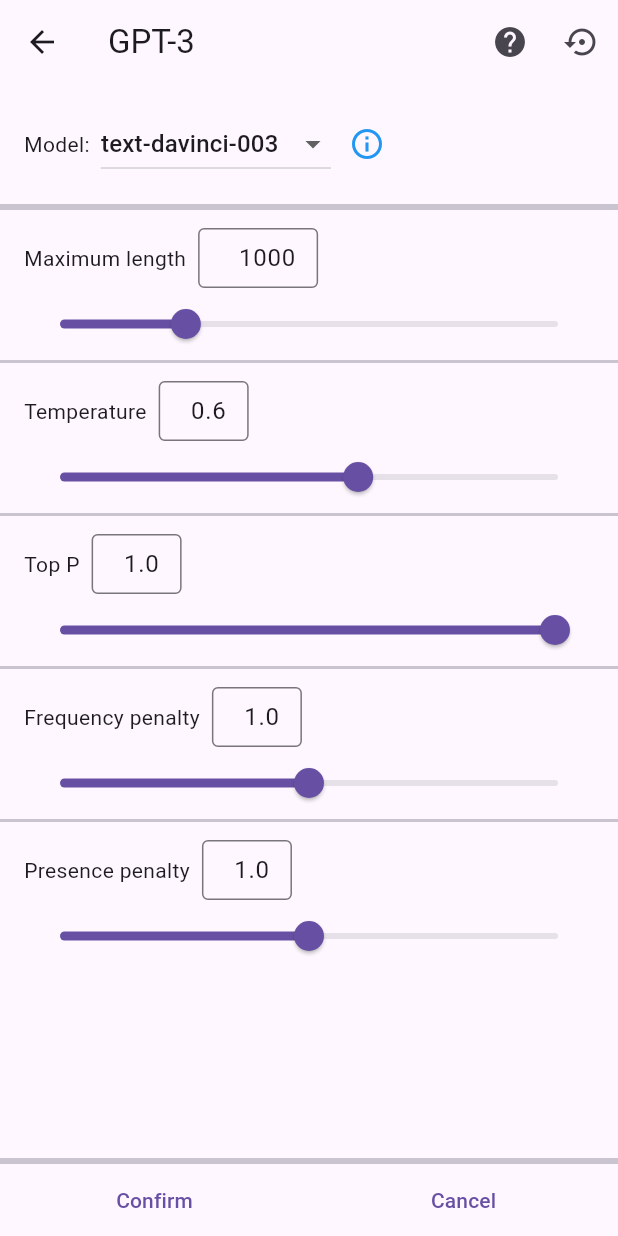
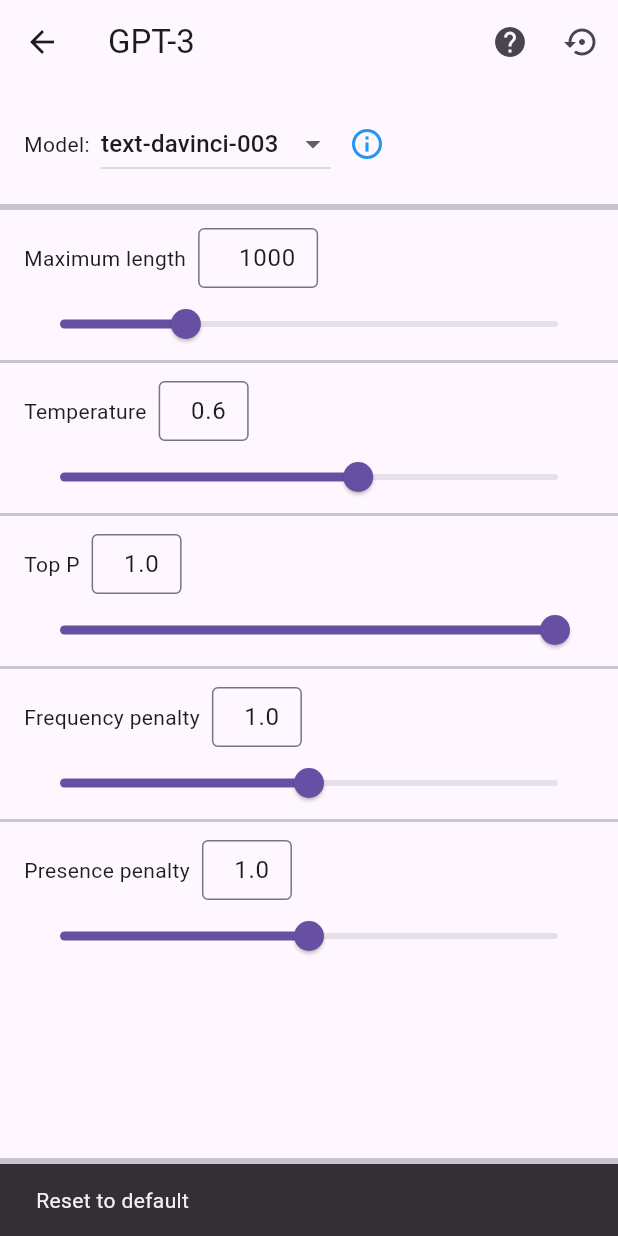
Before and after one commit to conghaonet/hao_chatgpt, a Flutter app: the CustomizeGpt3Page screen opened by its route, after a tap on the "settings backup restore" icon, on a phone screen of 412 x 824 dp. Run offline on Flutter 3.47's test engine with Material 2 defaults, Android fonts, the phone set to English and light mode, and no system bars; our stand-ins replace dio, flutter_riverpod, go_router, loading_animation_widget, logger, retrofit and 3 more; accounts and stored records are empty; generated files the repository leaves out were written again.

Commit message:
bug fixes

```diff
--- a/lib/l10n/intl_en.arb
+++ b/lib/l10n/intl_en.arb
@@ -37,7 +37,7 @@
   "default_": "Default",
   "duplicateApiKey": "Duplicate API key!",
   "appDescription": "An unofficial open-source ChatGPT application",
-
+  "resetToDefault": "Reset to default",
 
   "haoChat": "HaoChat",
   "openAI": "OpenAI",
--- a/lib/l10n/intl_zh.arb
+++ b/lib/l10n/intl_zh.arb
@@ -19,5 +19,6 @@
   "createdDate": "创建于: {date}",
   "default_": "默认",
   "duplicateApiKey": "重复的 API key！",
-  "appDescription": "一个非官方的开源 ChatGPT 应用"
+  "appDescription": "一个非官方的开源 ChatGPT 应用",
+  "resetToDefault": "重置为默认值"
 }
--- a/lib/src/page/settings_gpt3_page.dart
+++ b/lib/src/page/settings_gpt3_page.dart
@@ -138,6 +138,8 @@
               setState(() {
                 _queryEntity = CompletionsQueryEntity.generation();
                 _initValues();
+                ScaffoldMessenger.of(context)
+                    .showSnackBar(SnackBar(content: Text(S.of(context).resetToDefault)));
               });
             },
             icon: const Icon(Icons.settings_backup_restore),
```
Also changed, not shown: lib/l10n/generated/l10n.dart, lib/l10n/generated/l10n_en.dart, lib/l10n/generated/l10n_zh.dart.
